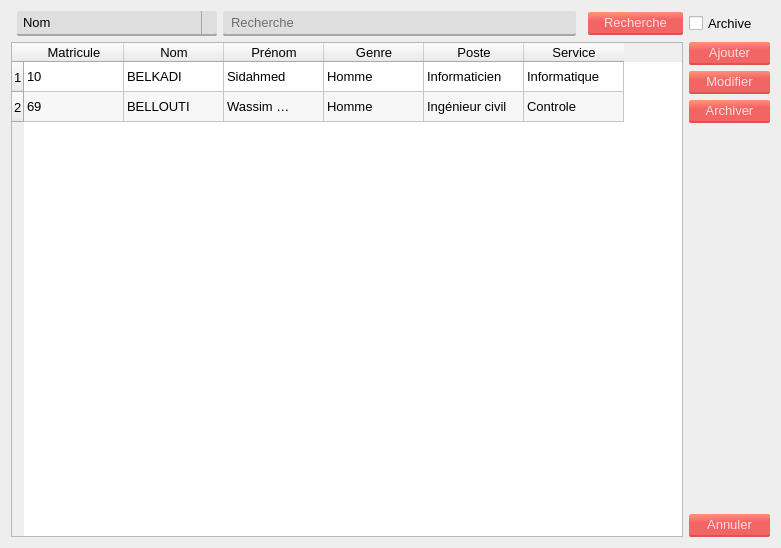
Old version of the form interfaces/employe.ui in the repository Mehdi-SK/Cosider-TP-App.
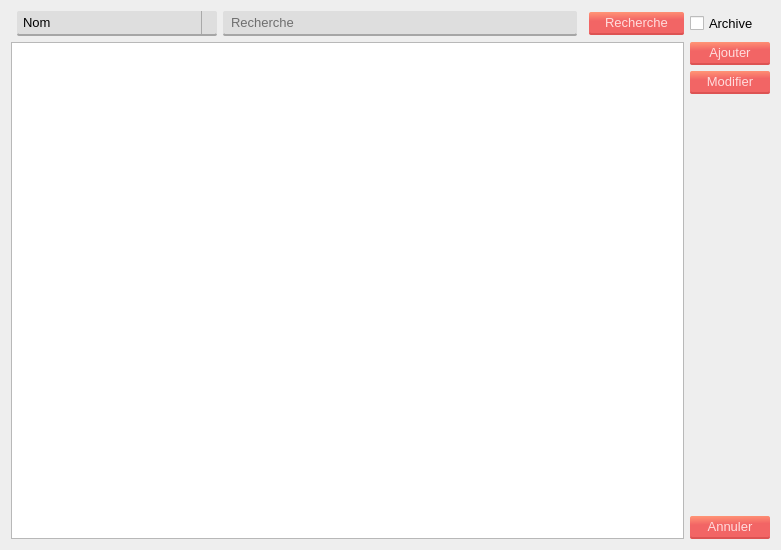
New version of the form. Icons and pictures are not drawn.

The edit to the form file:
```diff
--- a/interfaces/employe.ui
+++ b/interfaces/employe.ui
@@ -10,7 +10,7 @@
     <x>0</x>
     <y>0</y>
     <width>781</width>
-    <height>548</height>
+    <height>550</height>
    </rect>
   </property>
   <property name="windowTitle">
@@ -133,13 +133,6 @@
        </property>
       </widget>
      </item>
-     <item>
-      <widget class="QPushButton" name="archiver_button">
-       <property name="text">
-        <string>Archiver</string>
-       </property>
-      </widget>
-     </item>
      <item>
       <spacer name="verticalSpacer">
        <property name="orientation">
@@ -179,106 +172,6 @@
      <property name="sortingEnabled">
       <bool>true</bool>
      </property>
-     <row>
-      <property name="text">
-       <string>1</string>
-      </property>
-     </row>
-     <row>
-      <property name="text">
-       <string>2</string>
-      </property>
-     </row>
-     <column>
-      <property name="text">
-       <string>Matricule</string>
-      </property>
-     </column>
-     <column>
-      <property name="text">
-       <string>Nom</string>
-      </property>
-     </column>
-     <column>
-      <property name="text">
-       <string>Prénom</string>
-      </property>
-     </column>
-     <column>
-      <property name="text">
-       <string>Genre</string>
-      </property>
-     </column>
-     <column>
-      <property name="text">
-       <string>Poste</string>
-      </property>
-     </column>
-     <column>
-      <property name="text">
-       <string>Service</string>
-      </property>
-     </column>
-     <item row="0" column="0">
-      <property name="text">
-       <string>10</string>
-      </property>
-     </item>
-     <item row="0" column="1">
-      <property name="text">
-       <string>BELKADI</string>
-      </property>
-     </item>
-     <item row="0" column="2">
-      <property name="text">
-       <string>Sidahmed</string>
-      </property>
-     </item>
-     <item row="0" column="3">
-      <property name="text">
-       <string>Homme</string>
-      </property>
-     </item>
-     <item row="0" column="4">
-      <property name="text">
-       <string>Informaticien</string>
-      </property>
-     </item>
-     <item row="0" column="5">
-      <property name="text">
-       <string>Informatique</string>
-      </property>
-     </item>
-     <item row="1" column="0">
-      <property name="text">
-       <string>69</string>
-      </property>
-     </item>
-     <item row="1" column="1">
-      <property name="text">
-       <string>BELLOUTI</string>
-      </property>
-     </item>
-     <item row="1" column="2">
-      <property name="text">
-       <string>Wassim Rayane</string>
-      </property>
-     </item>
-     <item row="1" column="3">
-      <property name="text">
-       <string>Homme</string>
-      </property>
-     </item>
-     <item row="1" column="4">
-      <property name="text">
-       <string>Ingénieur civil</string>
-      </property>
-     </item>
-     <item row="1" column="5">
-      <property name="text">
-       <string>Controle</string>
-      </property>
-     </item>
     </widget>
    </item>
    <item row="0" column="5">
```
Left out of the diff: 2 changed lines with no effect on the pictures.
